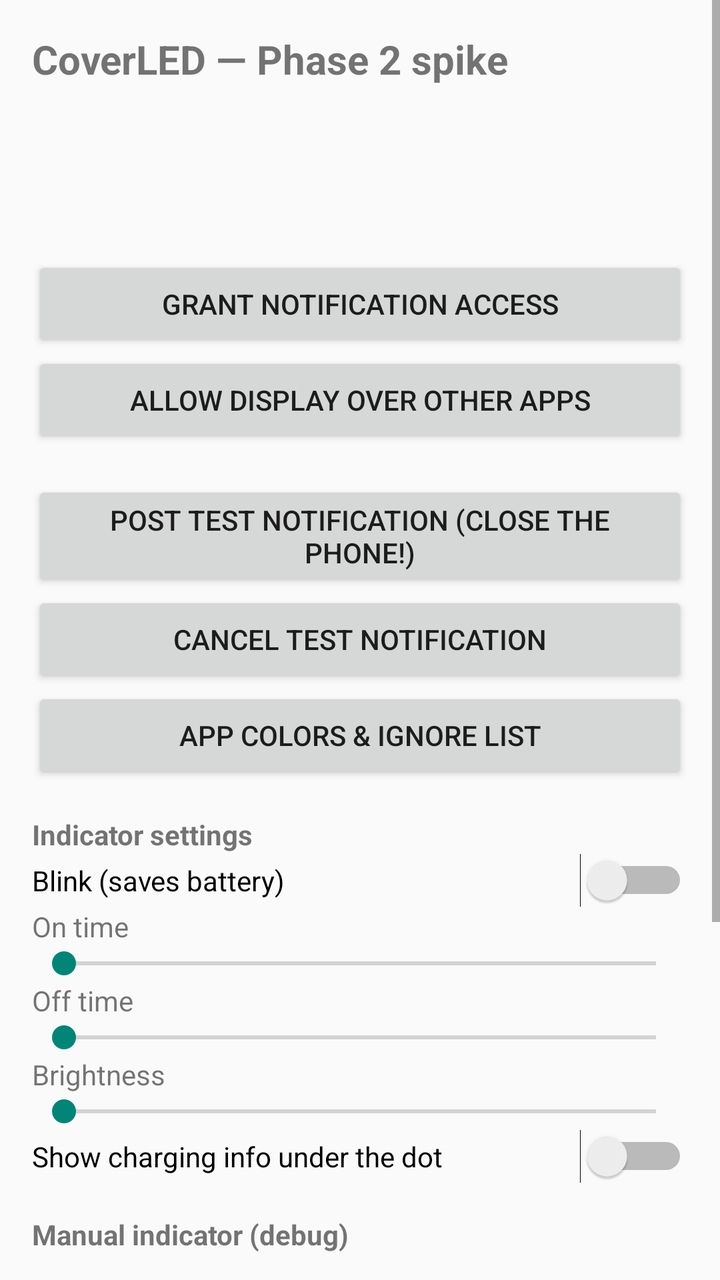
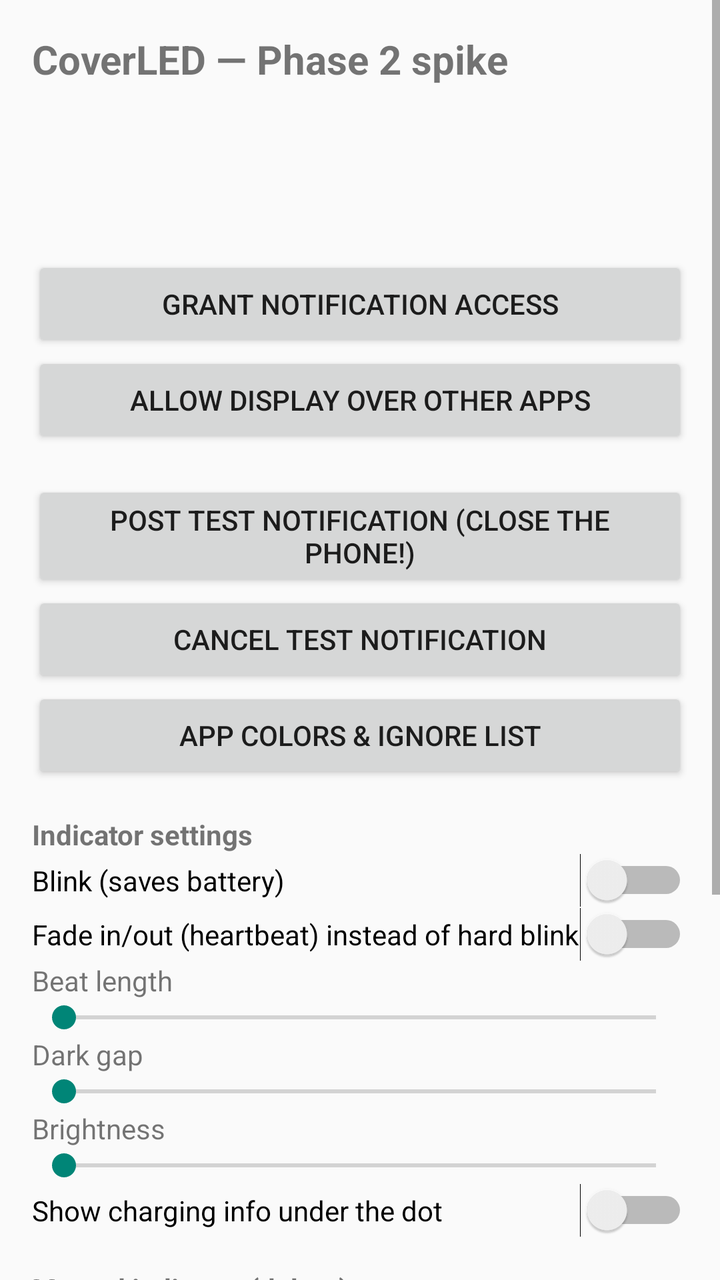

Before-and-after screenshots of an Android layout around one commit, followed by the original layout XML and the change that was made.
<!-- AndroidManifest.xml: application theme Theme.CoverLED -->
<!-- res/layout/activity_main.xml -->
<?xml version="1.0" encoding="utf-8"?>
<ScrollView xmlns:android="http://schemas.android.com/apk/res/android"
    android:layout_width="match_parent"
    android:layout_height="match_parent">

    <LinearLayout
        android:layout_width="match_parent"
        android:layout_height="wrap_content"
        android:orientation="vertical"
        android:padding="16dp">

        <TextView
            android:layout_width="match_parent"
            android:layout_height="wrap_content"
            android:text="CoverLED — Phase 2 spike"
            android:textSize="20sp"
            android:textStyle="bold" />

        <TextView
            android:id="@+id/txtDisplays"
            android:layout_width="match_parent"
            android:layout_height="wrap_content"
            android:layout_marginTop="12dp"
            android:fontFamily="monospace"
            android:textSize="12sp" />

        <TextView
            android:id="@+id/txtFold"
            android:layout_width="match_parent"
            android:layout_height="wrap_content"
            android:layout_marginTop="12dp"
            android:fontFamily="monospace"
            android:textSize="12sp" />

        <TextView
            android:id="@+id/txtAccess"
            android:layout_width="match_parent"
            android:layout_height="wrap_content"
            android:layout_marginTop="12dp"
            android:fontFamily="monospace"
            android:textSize="12sp" />

        <Button
            android:id="@+id/btnAccess"
            android:layout_width="match_parent"
            android:layout_height="wrap_content"
            android:text="Grant notification access" />

        <Button
            android:id="@+id/btnOverlay"
            android:layout_width="match_parent"
            android:layout_height="wrap_content"
            android:text="Allow display over other apps" />

        <TextView
            android:id="@+id/txtState"
            android:layout_width="match_parent"
            android:layout_height="wrap_content"
            android:fontFamily="monospace"
            android:textSize="12sp" />

        <Button
            android:id="@+id/btnTestNotif"
            android:layout_width="match_parent"
            android:layout_height="wrap_content"
            android:text="Post test notification (close the phone!)" />

        <Button
            android:id="@+id/btnCancelNotif"
            android:layout_width="match_parent"
            android:layout_height="wrap_content"
            android:text="Cancel test notification" />

        <Button
            android:id="@+id/btnColors"
            android:layout_width="match_parent"
            android:layout_height="wrap_content"
            android:text="App colors &amp; ignore list" />

        <TextView
            android:layout_width="match_parent"
            android:layout_height="wrap_content"
            android:layout_marginTop="16dp"
            android:text="Indicator settings"
            android:textStyle="bold" />

        <Switch
            android:id="@+id/swBlink"
            android:layout_width="match_parent"
            android:layout_height="wrap_content"
            android:text="Blink (saves battery)" />

        <TextView
            android:id="@+id/lblBlinkOn"
            android:layout_width="match_parent"
            android:layout_height="wrap_content"
            android:text="On time" />

        <SeekBar
            android:id="@+id/sbBlinkOn"
            android:layout_width="match_parent"
            android:layout_height="wrap_content"
            android:max="28" />

        <TextView
            android:id="@+id/lblBlinkOff"
            android:layout_width="match_parent"
            android:layout_height="wrap_content"
            android:text="Off time" />

        <SeekBar
            android:id="@+id/sbBlinkOff"
            android:layout_width="match_parent"
            android:layout_height="wrap_content"
            android:max="29" />

        <TextView
            android:id="@+id/lblBrightness"
            android:layout_width="match_parent"
            android:layout_height="wrap_content"
            android:text="Brightness" />

        <SeekBar
            android:id="@+id/sbBrightness"
            android:layout_width="match_parent"
            android:layout_height="wrap_content"
            android:max="99" />

        <Switch
            android:id="@+id/swBattery"
            android:layout_width="match_parent"
            android:layout_height="wrap_content"
            android:text="Show charging info under the dot" />

        <TextView
            android:layout_width="match_parent"
            android:layout_height="wrap_content"
            android:layout_marginTop="16dp"
            android:text="Manual indicator (debug)"
            android:textStyle="bold" />

        <Button
            android:id="@+id/btnShowNow"
            android:layout_width="match_parent"
            android:layout_height="wrap_content"
            android:layout_marginTop="16dp"
            android:text="Show dot on cover NOW" />

        <Button
            android:id="@+id/btnShowDelayed"
            android:layout_width="match_parent"
            android:layout_height="wrap_content"
            android:text="Show dot on cover in 8 s (close the phone!)" />

        <Button
            android:id="@+id/btnShowMulti"
            android:layout_width="match_parent"
            android:layout_height="wrap_content"
            android:text="Show 3 dots in 8 s" />

        <Button
            android:id="@+id/btnHide"
            android:layout_width="match_parent"
            android:layout_height="wrap_content"
            android:text="Hide indicator" />

        <TextView
            android:id="@+id/txtLog"
            android:layout_width="match_parent"
            android:layout_height="wrap_content"
            android:layout_marginTop="16dp"
            android:fontFamily="monospace"
            android:textSize="11sp" />
    </LinearLayout>
</ScrollView>
<!-- resources referenced by this layout -->
<resources>
  <style name="Theme.CoverLED" parent="Theme.AppCompat.DayNight.NoActionBar" />
</resources>

<!-- the commit's change to res/layout/activity_main.xml (unified diff, before → after) -->
@@ -90,11 +90,17 @@
             android:layout_height="wrap_content"
             android:text="Blink (saves battery)" />
 
+        <Switch
+            android:id="@+id/swFade"
+            android:layout_width="match_parent"
+            android:layout_height="wrap_content"
+            android:text="Fade in/out (heartbeat) instead of hard blink" />
+
         <TextView
             android:id="@+id/lblBlinkOn"
             android:layout_width="match_parent"
             android:layout_height="wrap_content"
-            android:text="On time" />
+            android:text="Beat length" />
 
         <SeekBar
             android:id="@+id/sbBlinkOn"
@@ -106,7 +112,7 @@
             android:id="@+id/lblBlinkOff"
             android:layout_width="match_parent"
             android:layout_height="wrap_content"
-            android:text="Off time" />
+            android:text="Dark gap" />
 
         <SeekBar
             android:id="@+id/sbBlinkOff"
